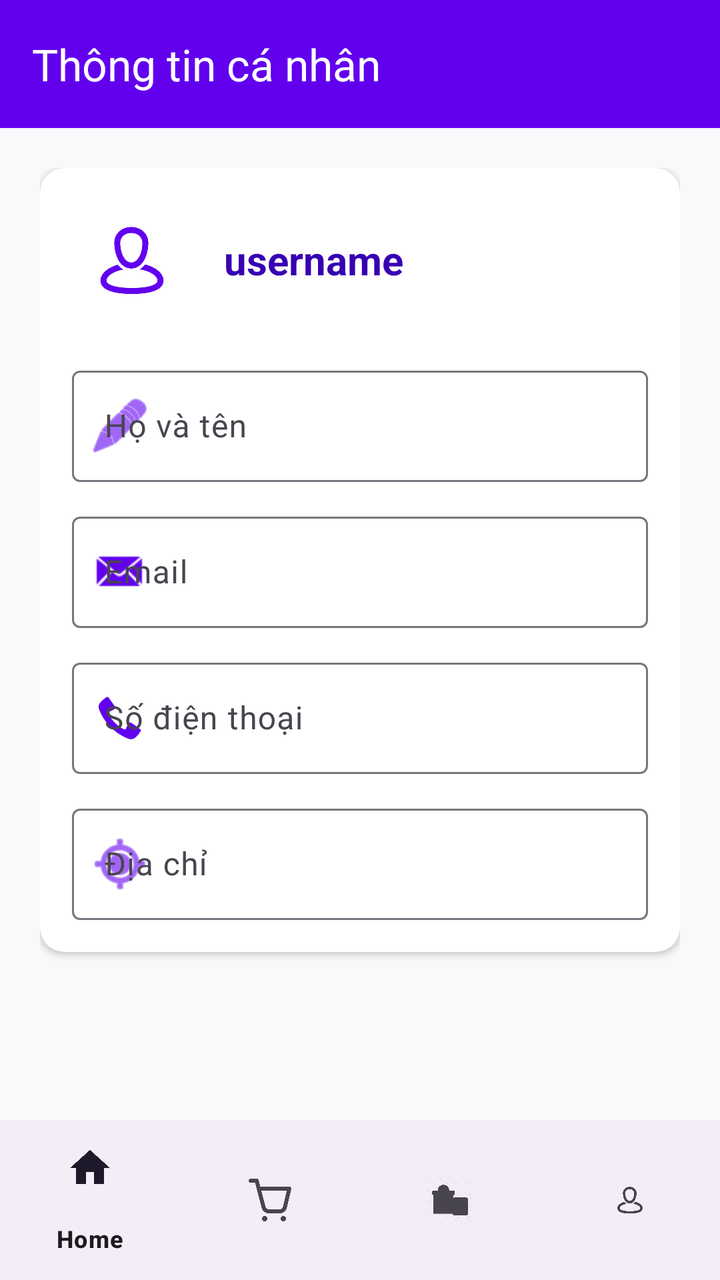
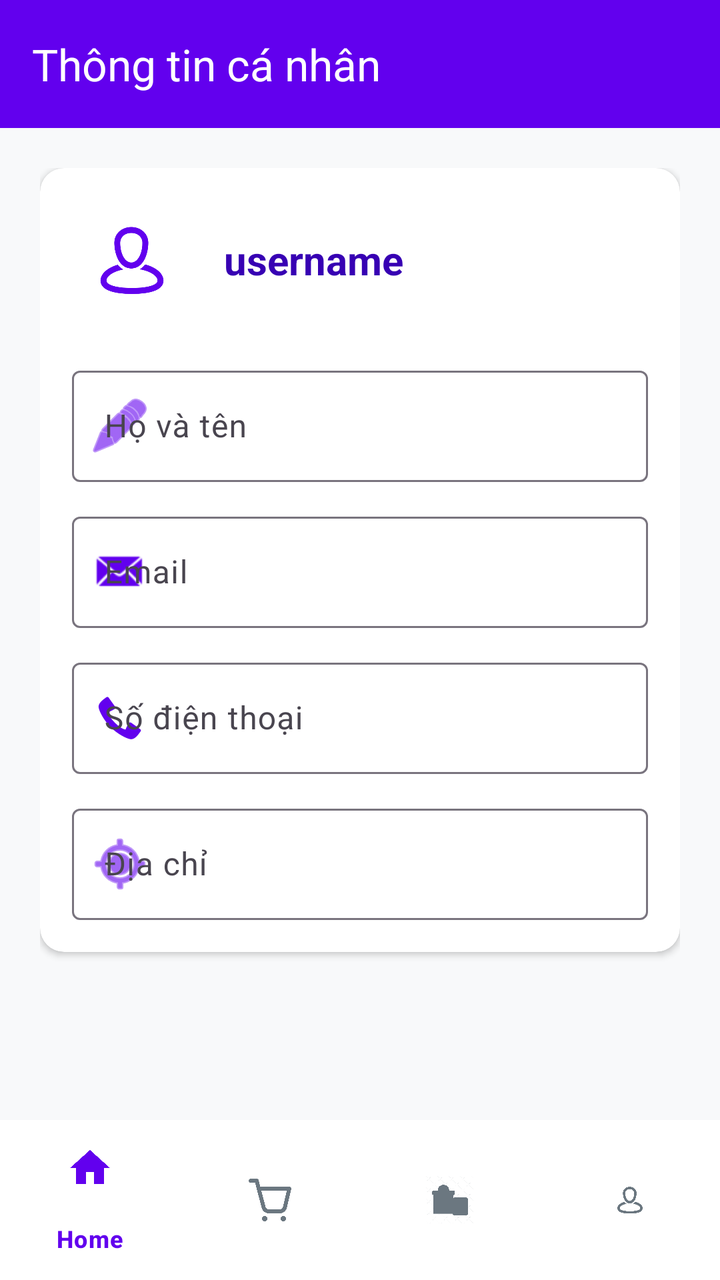

Before-and-after screenshots of an Android layout around one commit, followed by the original layout XML and the change that was made.
<!-- AndroidManifest.xml: application theme Theme.BookApp -->
<!-- res/layout/activity_profile.xml -->
<?xml version="1.0" encoding="utf-8"?>
<LinearLayout xmlns:android="http://schemas.android.com/apk/res/android"
    xmlns:app="http://schemas.android.com/apk/res-auto"
    android:layout_width="match_parent"
    android:layout_height="match_parent"
    android:background="#F8F9FA"
    android:orientation="vertical">

    
    <androidx.appcompat.widget.Toolbar
        android:id="@+id/toolbar"
        android:layout_width="match_parent"
        android:layout_height="?attr/actionBarSize"
        android:background="@color/purple_500"
        app:title="Thông tin cá nhân"
        app:titleTextColor="@android:color/white"
        app:popupTheme="@style/ThemeOverlay.AppCompat.Light" />

    
    <ScrollView
        android:layout_width="match_parent"
        android:layout_height="0dp"
        android:layout_weight="1"
        android:padding="20dp">

        <LinearLayout
            android:layout_width="match_parent"
            android:layout_height="wrap_content"
            android:orientation="vertical">

            
            <androidx.cardview.widget.CardView
                android:layout_width="match_parent"
                android:layout_height="wrap_content"
                app:cardCornerRadius="12dp"
                app:cardElevation="2dp"
                app:cardBackgroundColor="@color/white"
                android:layout_marginBottom="24dp">

                <LinearLayout
                    android:layout_width="match_parent"
                    android:layout_height="wrap_content"
                    android:orientation="vertical"
                    android:padding="16dp">

                    
                    <LinearLayout
                        android:layout_width="match_parent"
                        android:layout_height="wrap_content"
                        android:orientation="horizontal"
                        android:gravity="center_vertical"
                        android:layout_marginBottom="20dp">

                        <ImageView
                            android:layout_width="60dp"
                            android:layout_height="60dp"
                            android:src="@drawable/ic_profile"
                            app:tint="@color/purple_500" />

                        <TextView
                            android:id="@+id/tvUsername"
                            android:layout_width="wrap_content"
                            android:layout_height="wrap_content"
                            android:layout_marginStart="16dp"
                            android:text="username"
                            android:textSize="20sp"
                            android:textStyle="bold"
                            android:textColor="@color/purple_700" />
                    </LinearLayout>

                    
                    <com.google.android.material.textfield.TextInputLayout
                        style="@style/Widget.Material3.TextInputLayout.OutlinedBox"
                        android:layout_width="match_parent"
                        android:layout_height="wrap_content"
                        android:layout_marginBottom="12dp"
                        app:startIconDrawable="@android:drawable/ic_menu_edit"
                        app:startIconTint="@color/purple_500"
                        app:hintTextColor="@color/purple_700">

                        <com.google.android.material.textfield.TextInputEditText
                            android:id="@+id/tvFullname"
                            android:layout_width="match_parent"
                            android:layout_height="wrap_content"
                            android:hint="Họ và tên"
                            android:enabled="false"
                            android:textColor="#333333" />
                    </com.google.android.material.textfield.TextInputLayout>

                    <com.google.android.material.textfield.TextInputLayout
                        style="@style/Widget.Material3.TextInputLayout.OutlinedBox"
                        android:layout_width="match_parent"
                        android:layout_height="wrap_content"
                        android:layout_marginBottom="12dp"
                        app:startIconDrawable="@android:drawable/sym_action_email"
                        app:startIconTint="@color/purple_500"
                        app:hintTextColor="@color/purple_700">

                        <com.google.android.material.textfield.TextInputEditText
                            android:id="@+id/tvEmail"
                            android:layout_width="match_parent"
                            android:layout_height="wrap_content"
                            android:hint="Email"
                            android:enabled="false"
                            android:textColor="#333333" />
                    </com.google.android.material.textfield.TextInputLayout>

                    <com.google.android.material.textfield.TextInputLayout
                        style="@style/Widget.Material3.TextInputLayout.OutlinedBox"
                        android:layout_width="match_parent"
                        android:layout_height="wrap_content"
                        android:layout_marginBottom="12dp"
                        app:startIconDrawable="@android:drawable/stat_sys_phone_call"
                        app:startIconTint="@color/purple_500"
                        app:hintTextColor="@color/purple_700">

                        <com.google.android.material.textfield.TextInputEditText
                            android:id="@+id/tvPhone"
                            android:layout_width="match_parent"
                            android:layout_height="wrap_content"
                            android:hint="Số điện thoại"
                            android:enabled="false"
                            android:textColor="#333333" />
                    </com.google.android.material.textfield.TextInputLayout>

                    <com.google.android.material.textfield.TextInputLayout
                        style="@style/Widget.Material3.TextInputLayout.OutlinedBox"
                        android:layout_width="match_parent"
                        android:layout_height="wrap_content"
                        app:startIconDrawable="@android:drawable/ic_menu_mylocation"
                        app:startIconTint="@color/purple_500"
                        app:hintTextColor="@color/purple_700">

                        <com.google.android.material.textfield.TextInputEditText
                            android:id="@+id/tvAddress"
                            android:layout_width="match_parent"
                            android:layout_height="wrap_content"
                            android:hint="Địa chỉ"
                            android:enabled="false"
                            android:textColor="#333333" />
                    </com.google.android.material.textfield.TextInputLayout>
                </LinearLayout>
            </androidx.cardview.widget.CardView>
        </LinearLayout>
    </ScrollView>

    
    <com.google.android.material.bottomnavigation.BottomNavigationView
        android:id="@+id/bottomNavigation"
        android:layout_width="match_parent"
        android:layout_height="wrap_content"
        app:menu="@menu/bottom_nav_menu" />
</LinearLayout>
<!-- resources referenced by this layout -->
<resources>
  <color name="purple_500">#FF6200EE</color>
  <color name="purple_700">#FF3700B3</color>
  <color name="white">#FFFFFFFF</color>
  <!-- drawable ic_profile: png bitmap (drawable, 8553 bytes) -->
  <style name="Theme.BookApp" parent="Base.Theme.BookApp" />
  <style name="Base.Theme.BookApp" parent="Theme.Material3.DayNight.NoActionBar">
          
          
      </style>
</resources>

<!-- the commit's change to res/layout/activity_profile.xml (unified diff, before → after) -->
@@ -149,5 +149,8 @@
         android:id="@+id/bottomNavigation"
         android:layout_width="match_parent"
         android:layout_height="wrap_content"
+        android:background="@color/white"
+        app:itemIconTint="@color/nav_item_color"
+        app:itemTextColor="@color/nav_item_color"
         app:menu="@menu/bottom_nav_menu" />
 </LinearLayout>
